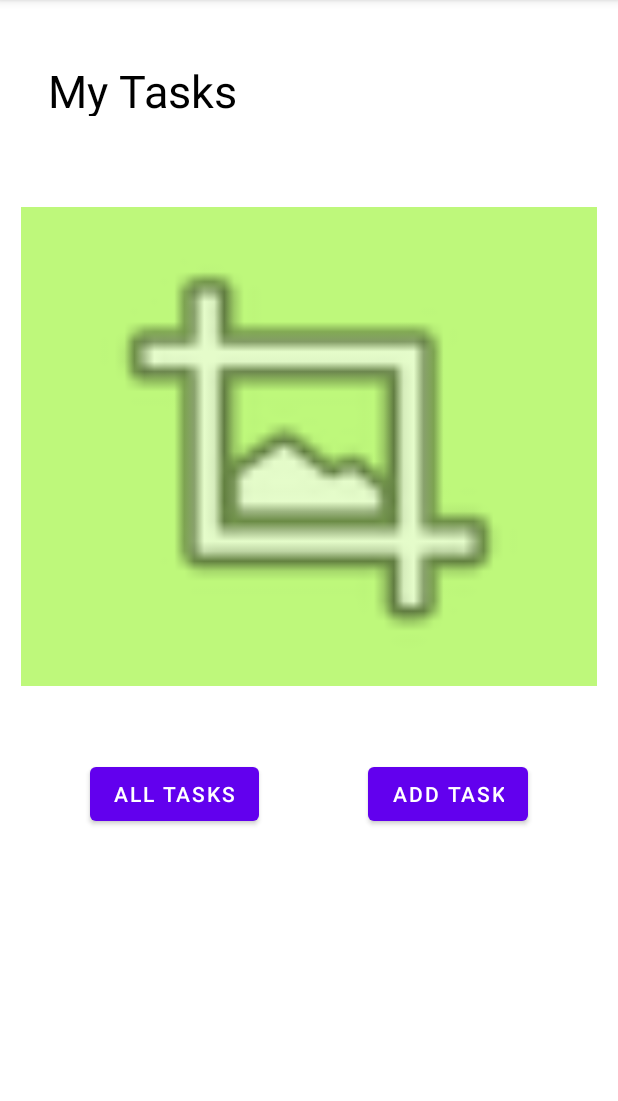
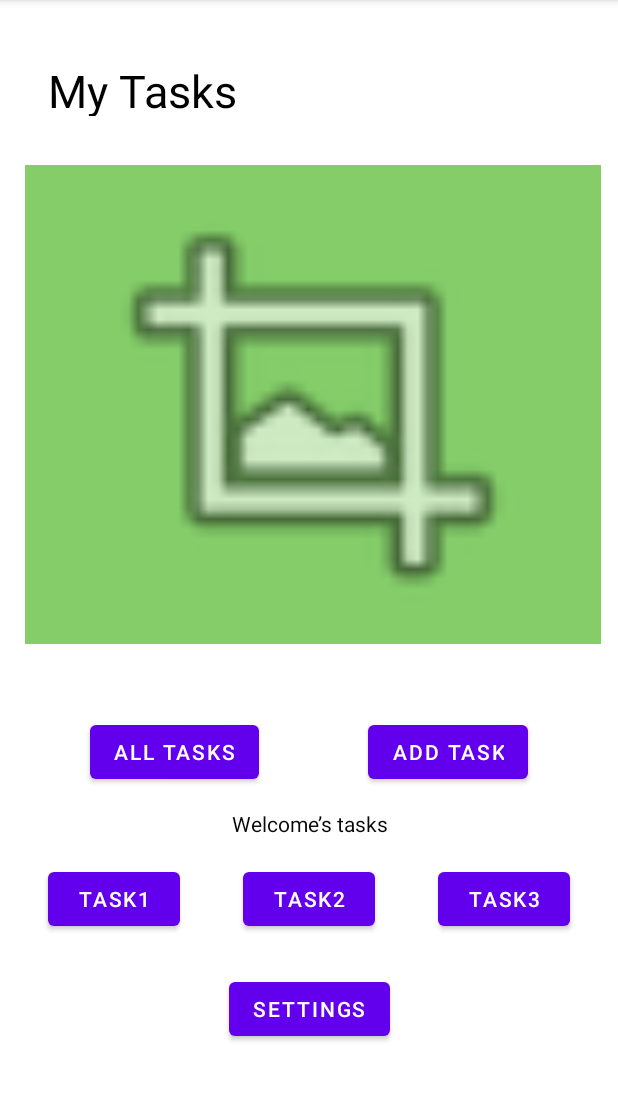
Before and after one commit to malik9931/taskmaster, an Android app: the screen it shows after launch (MainActivity), on a phone screen of 412 x 824 dp, the part 84-1185 px from its top. Run offline under Robolectric (Android 15) with nearby library versions, the phone set to English and light mode, and no system bars.

Commit message:
lab 27 is DONE

```diff
--- a/app/src/main/AndroidManifest.xml
+++ b/app/src/main/AndroidManifest.xml
@@ -9,7 +9,9 @@
         android:roundIcon="@mipmap/ic_launcher_round"
         android:supportsRtl="true"
         android:theme="@style/Theme.TaskMasterApp">
-        <activity android:name=".AllTasksActivity"></activity>
+        <activity android:name=".SettingsActivity"></activity>
+        <activity android:name=".TaskDetailActivity" />
+        <activity android:name=".AllTasksActivity" />
         <activity android:name=".AddTaskActivity" />
         <activity android:name=".MainActivity">
             <intent-filter>
--- a/app/src/main/java/com/example/taskmasterapp/MainActivity.java
+++ b/app/src/main/java/com/example/taskmasterapp/MainActivity.java
@@ -3,16 +3,26 @@ package com.example.taskmasterapp;
 import androidx.appcompat.app.AppCompatActivity;
 
 import android.content.Intent;
+import android.content.SharedPreferences;
 import android.os.Bundle;
+import android.preference.PreferenceManager;
 import android.view.View;
 import android.widget.Button;
+import android.widget.TextView;
 
 public class MainActivity extends AppCompatActivity {
+
 
     @Override
     protected void onCreate(Bundle savedInstanceState) {
         super.onCreate(savedInstanceState);
         setContentView(R.layout.activity_main);
+
+        Button taskOneButt = (Button) findViewById(R.id.task1Button);
+    Button taskTwoButt = (Button) findViewById(R.id.task2Button);
+    Button taskThirdButt = (Button) findViewById(R.id.task3Button);
+
+
 
 
         /** Called when the user taps the Add Task button */
@@ -38,8 +48,68 @@ public class MainActivity extends AppCompatActivity {
                 startActivity(intent);
             }
         });
+
+        /** Called when the user taps the Task1 button */
+
+        taskOneButt.setOnClickListener(new View.OnClickListener() {
+            @Override
+            public void onClick(View v) {
+                // Do something in response to button click
+                Intent intent = new Intent(MainActivity.this, TaskDetailActivity.class);
+                intent.putExtra("titleButton",taskOneButt.getText().toString());
+                startActivity(intent);
+            }
+        });
+
+
+        /** Called when the user taps the Task2 button */
+
+        taskTwoButt.setOnClickListener(new View.OnClickListener() {
+            @Override
+            public void onClick(View v) {
+                // Do something in response to button click
+                Intent intent = new Intent(MainActivity.this, TaskDetailActivity.class);
+                intent.putExtra("titleButton",taskTwoButt.getText().toString());
+                startActivity(intent);
+            }
+        });
+
+        /** Called when the user taps the Task3 button */
+
+        taskThirdButt.setOnClickListener(new View.OnClickListener() {
+            @Override
+            public void onClick(View v) {
+                // Do something in response to button click
+                Intent intent = new Intent(MainActivity.this, TaskDetailActivity.class);
+                intent.putExtra("titleButton",taskThirdButt.getText().toString());
+                startActivity(intent);
+            }
+        });
+
+
+        /** Called when the user taps the Settings button */
+        Button settingButt = (Button) findViewById(R.id.settingsButton);
+        settingButt.setOnClickListener(new View.OnClickListener() {
+            @Override
+            public void onClick(View v) {
+                // Do something in response to button click
+                Intent intent = new Intent(MainActivity.this, SettingsActivity.class);
+                startActivity(intent);
+            }
+        });
+
+
     }
 
+    @Override
+    protected void onResume() {
+        super.onResume();
 
+        // ------------- Getting SharedPreferences --------------------
+        SharedPreferences sharedPreferences = PreferenceManager.getDefaultSharedPreferences(this);
+        String userName = sharedPreferences.getString("userName", "Welcome");
+        TextView userNameTextView = (TextView) findViewById(R.id.userNameTextView);
+        userNameTextView.setText(userName+"’s tasks");
 
+    }
 }
--- a/app/src/main/res/layout/activity_main.xml
+++ b/app/src/main/res/layout/activity_main.xml
@@ -22,14 +22,25 @@
         android:id="@+id/imageView"
         android:layout_width="384dp"
         android:layout_height="319dp"
-        android:background="#BEF87B"
+        android:background="#D26AC34A"
+        android:src="@android:drawable/ic_menu_crop"
         android:visibility="visible"
         app:layout_constraintBottom_toBottomOf="parent"
         app:layout_constraintEnd_toEndOf="parent"
+        app:layout_constraintHorizontal_bias="0.592"
         app:layout_constraintStart_toStartOf="parent"
         app:layout_constraintTop_toTopOf="parent"
-        app:layout_constraintVertical_bias="0.308"
-        android:src="@android:drawable/ic_menu_crop"/>
+        app:layout_constraintVertical_bias="0.245" />
+
+    <Button
+        android:id="@+id/task3Button"
+        android:layout_width="wrap_content"
+        android:layout_height="wrap_content"
+        android:layout_marginTop="50dp"
+        android:layout_marginEnd="32dp"
+        android:text="task3"
+        app:layout_constraintEnd_toEndOf="parent"
+        app:layout_constraintTop_toBottomOf="@+id/addTaskButton" />
 
     <Button
         android:id="@+id/addTaskButton"
@@ -53,4 +64,49 @@
         app:layout_constraintTop_toBottomOf="@+id/imageView"
         tools:ignore="MissingConstraints" />
 
+    <Button
+        android:id="@+id/task1Button"
+        android:layout_width="wrap_content"
+        android:layout_height="wrap_content"
+        android:layout_marginStart="32dp"
+        android:layout_marginTop="50dp"
+        android:text="task1"
+        app:layout_constraintStart_toStartOf="parent"
+        app:layout_constraintTop_toBottomOf="@+id/allTasksButton" />
+
+    <Button
+        android:id="@+id/task2Button"
+        android:layout_width="wrap_content"
+        android:layout_height="wrap_content"
+        android:layout_marginTop="50dp"
+        android:text="task2"
+        app:layout_constraintEnd_toStartOf="@+id/task3Button"
+        app:layout_constraintHorizontal_bias="0.5"
+        app:layout_constraintStart_toEndOf="@+id/task1Button"
+        app:layout_constraintTop_toBottomOf="@+id/allTasksButton" />
+
+    <Button
+        android:id="@+id/settingsButton"
+        android:layout_width="wrap_content"
+        android:layout_height="wrap_content"
+        android:layout_marginTop="25dp"
+        android:text="Settings"
+        app:layout_constraintEnd_toEndOf="parent"
+        app:layout_constraintHorizontal_bias="0.5"
+        app:layout_constraintStart_toStartOf="parent"
+        app:layout_constraintTop_toBottomOf="@+id/task2Button" />
+
+    <TextView
+        android:id="@+id/userNameTextView"
+        android:layout_width="187dp"
+        android:layout_height="33dp"
+        android:layout_marginTop="110dp"
+        android:text="Welcome"
+        android:textAlignment="center"
+        android:textColor="#070707"
+        app:layout_constraintEnd_toEndOf="parent"
+        app:layout_constraintHorizontal_bias="0.5"
+        app:layout_constraintStart_toStartOf="parent"
+        app:layout_constraintTop_toBottomOf="@+id/imageView" />
+
 </androidx.constraintlayout.widget.ConstraintLayout>
```
Also changed, not shown: app/src/main/java/com/example/taskmasterapp/SettingsActivity.java (added, +41 -0 lines), app/src/main/java/com/example/taskmasterapp/TaskDetailActivity.java (added, +24 -0 lines), app/src/main/res/layout/activity_settings.xml (added, +48 -0 lines), app/src/main/res/layout/activity_task_detail.xml (added, +34 -0 lines), 3 other files.
